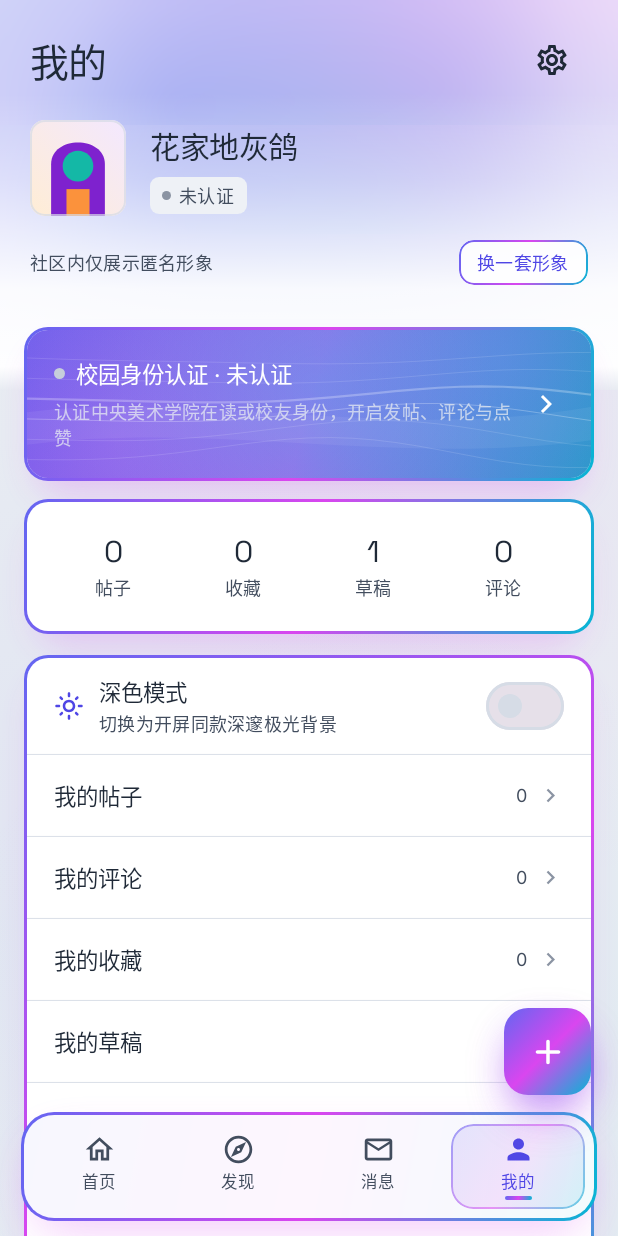
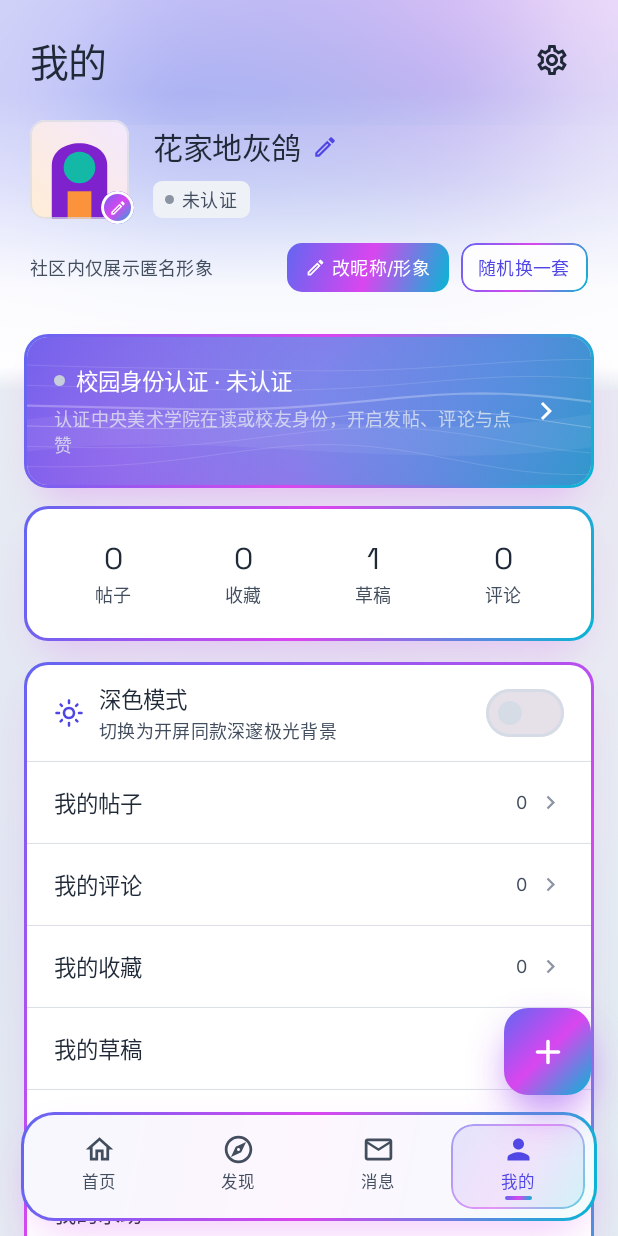
Before and after one commit to 1401135032a-design/-CAFA-Tree-Nests, an Android app built with Jetpack Compose: the ProfileScreen screen opened through its navigation route, on a phone screen of 412 x 824 dp. Run offline under Robolectric (Android 15) with nearby library versions, the phone set to English and light mode, and no system bars; 1 statement that could not run was skipped.

Commit message:
feat(identity): implement configurable anonymous persona
Add `AnonymousNicknameLexicon` to manage unique identity generation and introduce `PersonaEditorSheet` for custom profile editing with moderation checks.

```diff
--- a/app/src/main/java/com/example/ui/YangmeiApp.kt
+++ b/app/src/main/java/com/example/ui/YangmeiApp.kt
@@ -260,6 +260,9 @@ fun YangmeiApp(viewModel: YangmeiViewModel) {
                                     onOpenSettings = { navController.navigate(Routes.SETTINGS) },
                                     onOpenCollection = { type -> navController.navigate(Routes.profileCollection(type)) },
                                     onRandomizeIdentity = { viewModel.randomizeAnonymousIdentity() },
+                                    onUpdatePersona = { nick, seed, onDone ->
+                                        viewModel.updatePersona(nick, seed, onDone)
+                                    },
                                     onToggleDarkTheme = { enabled ->
                                         viewModel.updateSettings { it.copy(darkTheme = enabled) }
                                     },
--- a/app/src/main/java/com/example/ui/screens/ProfileScreen.kt
+++ b/app/src/main/java/com/example/ui/screens/ProfileScreen.kt
@@ -47,11 +47,13 @@ fun ProfileScreen(
     onOpenSettings: () -> Unit,
     onOpenCollection: (ProfileCollectionType) -> Unit,
     onRandomizeIdentity: () -> Unit,
+    onUpdatePersona: (nickname: String, avatarSeed: Int, onDone: () -> Unit) -> Unit = { _, _, _ -> },
     onToggleDarkTheme: (Boolean) -> Unit = {},
     onFabVisibilityChange: (Boolean) -> Unit = {},
     modifier: Modifier = Modifier
 ) {
     val isDarkTheme = uiState.settings.darkTheme
+    var showPersonaEditor by remember { mutableStateOf(false) }
     val listState = rememberLazyListState()
     val myPostsCount = remember(uiState.posts) { uiState.posts.count { it.isMine } }
     val myCommentsCount = remember(uiState.posts, uiState.currentPersona) {
@@ -120,16 +122,58 @@ fun ProfileScreen(
                         verticalAlignment = Alignment.CenterVertically,
                         horizontalArrangement = Arrangement.spacedBy(16.dp)
                     ) {
-                        AnonymousAvatar(seed = uiState.currentPersona.avatarSeed, size = 64.dp)
+                        Box(
+                            modifier = Modifier
+                                .clickable { showPersonaEditor = true }
+                                .testTag("profile_avatar_edit_trigger")
+                        ) {
+                            AnonymousAvatar(seed = uiState.currentPersona.avatarSeed, size = 66.dp)
+                            Box(
+                                modifier = Modifier
+                                    .align(Alignment.BottomEnd)
+                                    .offset(x = 3.dp, y = 3.dp)
+                                    .size(22.dp)
+                                    .clip(CircleShape)
+                                    .background(YangmeiPrimaryGradient)
+                                    .border(1.5.dp, MaterialTheme.colorScheme.surface, CircleShape),
+                                contentAlignment = Alignment.Center
+                            ) {
+                                Icon(
+                                    imageVector = Icons.Outlined.Edit,
+                                    contentDescription = "更换形象",
+                                    tint = PaperWhite,
+                                    modifier = Modifier.size(12.dp)
+                                )
+                            }
+                        }
                         Column(
                             modifier = Modifier.weight(1f),
                             verticalArrangement = Arrangement.spacedBy(6.dp)
                         ) {
+                            Row(
+                                verticalAlignment = Alignment.CenterVertically,
+                                horizontalArrangement = Arrangement.spacedBy(6.dp),
+                                modifier = Modifier
+                                    .clip(RoundedCornerShape(8.dp))
+                                    .clickable { showPersonaEditor = true }
+                                    .padding(vertical = 2.dp)
+                                    .testTag("profile_nickname_edit_trigger")
+                            ) {
                                 Text(
                                     text = uiState.currentPersona.nickname,
                                     style = MaterialTheme.typography.headlineMedium,
-                                color = MaterialTheme.colorScheme.onSurface
+                                    color = MaterialTheme.colorScheme.onSurface,
+                                    maxLines = 1,
+                                    overflow = TextOverflow.Ellipsis,
+                                    modifier = Modifier.weight(1f, fill = false)
                                 )
+                                Icon(
+                                    imageVector = Icons.Outlined.Edit,
+                                    contentDescription = "修改昵称",
+                                    tint = if (isDarkTheme) AuroraLightIndigo else AuroraFocusIndigo,
+                                    modifier = Modifier.size(17.dp)
+                                )
+                            }
                             Row(
                                 verticalAlignment = Alignment.CenterVertically,
                                 horizontalArrangement = Arrangement.spacedBy(8.dp)
@@ -152,8 +196,31 @@ fun ProfileScreen(
                             style = MaterialTheme.typography.bodySmall,
                             color = MaterialTheme.colorScheme.onSurfaceVariant
                         )
+                        Row(horizontalArrangement = Arrangement.spacedBy(8.dp)) {
+                            Row(
+                                verticalAlignment = Alignment.CenterVertically,
+                                horizontalArrangement = Arrangement.spacedBy(4.dp),
+                                modifier = Modifier
+                                    .clip(RoundedCornerShape(10.dp))
+                                    .background(YangmeiPrimaryGradient)
+                                    .clickable { showPersonaEditor = true }
+                                    .padding(horizontal = 12.dp, vertical = 7.dp)
+                                    .testTag("edit_persona_btn")
+                            ) {
+                                Icon(
+                                    imageVector = Icons.Outlined.Edit,
+                                    contentDescription = null,
+                                    tint = PaperWhite,
+                                    modifier = Modifier.size(14.dp)
+                                )
                                 Text(
-                            text = "换一套形象",
+                                    text = "改昵称/形象",
+                                    style = MaterialTheme.typography.bodySmall,
+                                    color = PaperWhite
+                                )
+                            }
+                            Text(
+                                text = "随机换一套",
                                 style = MaterialTheme.typography.bodySmall,
                                 color = if (isDarkTheme) AuroraLightIndigo else AuroraFocusIndigo,
                                 modifier = Modifier
@@ -161,9 +228,10 @@ fun ProfileScreen(
                                     .background(MaterialTheme.colorScheme.surface.copy(alpha = 0.88f))
                                     .border(1.3.dp, AuroraBorderGradient, RoundedCornerShape(10.dp))
                                     .clickable(onClick = onRandomizeIdentity)
-                                .padding(horizontal = 12.dp, vertical = 6.dp)
+                                    .padding(horizontal = 11.dp, vertical = 7.dp)
                                     .testTag("randomize_persona_btn")
                             )
+                        }
                     }
                 }
             }
@@ -332,6 +400,28 @@ fun ProfileScreen(
                     }
                 }
             }
+        }
+
+        if (showPersonaEditor) {
+            val usedNicknames = remember(uiState.posts) {
+                buildSet {
+                    uiState.posts.forEach { post ->
+                        add(post.author.nickname)
+                        post.comments.forEach { add(it.author.nickname) }
+                    }
+                }
+            }
+            PersonaEditorBottomSheet(
+                currentNickname = uiState.currentPersona.nickname,
+                currentAvatarSeed = uiState.currentPersona.avatarSeed,
+                usedCommunityNicknames = usedNicknames,
+                onDismiss = { showPersonaEditor = false },
+                onSave = { nick, seed ->
+                    onUpdatePersona(nick, seed) {
+                        showPersonaEditor = false
+                    }
+                }
+            )
         }
     }
 }
```
Also changed, not shown: app/src/main/java/com/example/data/AnonymousNicknameLexicon.kt (added, +172 -0 lines), app/src/main/java/com/example/data/MockSeedData.kt (+1 -14 lines), app/src/main/java/com/example/ui/components/PersonaEditorSheet.kt (added, +415 -0 lines), app/src/main/java/com/example/viewmodel/YangmeiViewModel.kt (+36 -8 lines). Lines whose indentation alone changed are shown as unchanged.
